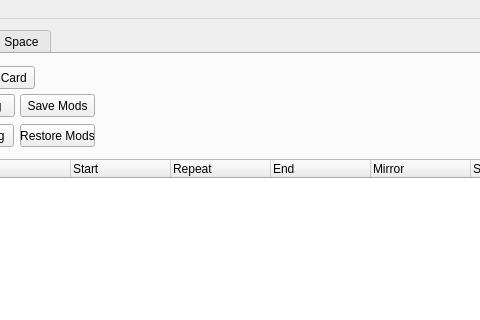
Old version of the form motiga/tool/fossil/ui/rigToolUI.ui in the repository patcorwin/fossil; both pictures show x 250 to 730 and y 0 to 320 of the 1234 by 947 pixel window.
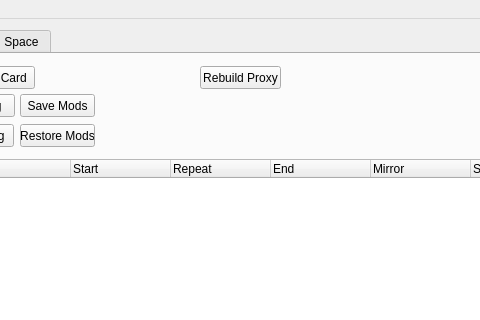
New version of the form. Custom widgets are drawn as their Qt base class.

Commit message: Added "Rebuild Proxy" button

What changed in the file:
```diff
--- a/motiga/tool/fossil/ui/rigToolUI.ui
+++ b/motiga/tool/fossil/ui/rigToolUI.ui
@@ -208,6 +208,19 @@
                     <string>Delete Rig</string>
                    </property>
                   </widget>
+                  <widget class="QPushButton" name="rebuildProxyBtn">
+                   <property name="geometry">
+                    <rect>
+                     <x>430</x>
+                     <y>3</y>
+                     <width>81</width>
+                     <height>23</height>
+                    </rect>
+                   </property>
+                   <property name="text">
+                    <string>Rebuild Proxy</string>
+                   </property>
+                  </widget>
                  </widget>
                 </item>
                 <item>
```
The commit also changes 1 other file.
